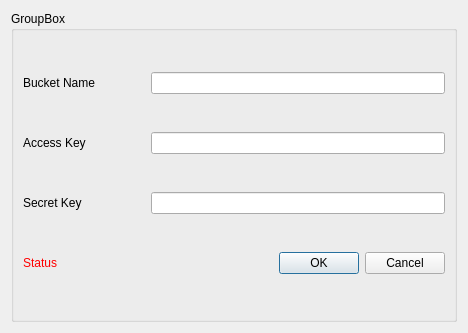
The window that mzroll/forms/awsbucketcredentialsdialog.ui (ElucidataInc/ElMaven) describes before a commit, drawn with Qt 5.
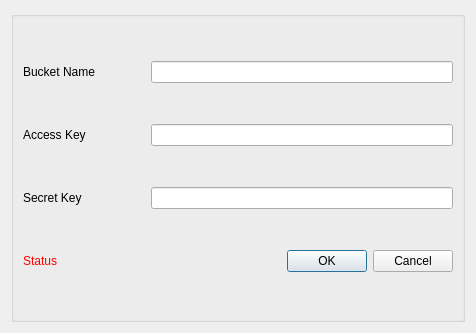
The same window after the commit.

Commit message: Ref: UI changes for S3 dialog box

What changed in the file:
```diff
--- a/mzroll/forms/awsbucketcredentialsdialog.ui
+++ b/mzroll/forms/awsbucketcredentialsdialog.ui
@@ -6,7 +6,7 @@
    <rect>
     <x>0</x>
     <y>0</y>
-    <width>400</width>
+    <width>476</width>
     <height>333</height>
    </rect>
   </property>
@@ -17,7 +17,7 @@
    <item row="0" column="0">
     <widget class="QGroupBox" name="groupBox">
      <property name="title">
-      <string>GroupBox</string>
+      <string/>
      </property>
      <layout class="QGridLayout" name="gridLayout">
       <item row="2" column="0">
```
Left out of the diff: 2 changed lines with no effect on the pictures.
